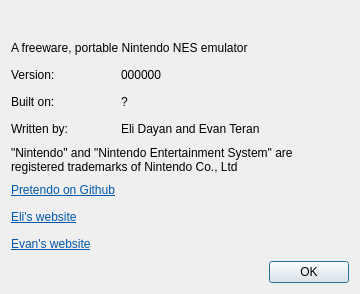
Before: the Qt Designer form qt/About.ui in eteran/pretendo, drawn with Qt 5.
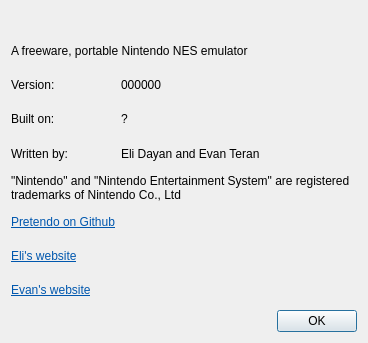
After: the same form once the commit is applied. Icons and pictures are not drawn.

Commit message: adjusting size of about dialog

Diff of the .ui file:
```diff
--- a/qt/About.ui
+++ b/qt/About.ui
@@ -6,8 +6,8 @@
    <rect>
     <x>0</x>
     <y>0</y>
-    <width>360</width>
-    <height>294</height>
+    <width>368</width>
+    <height>343</height>
    </rect>
   </property>
   <property name="sizePolicy">
```
